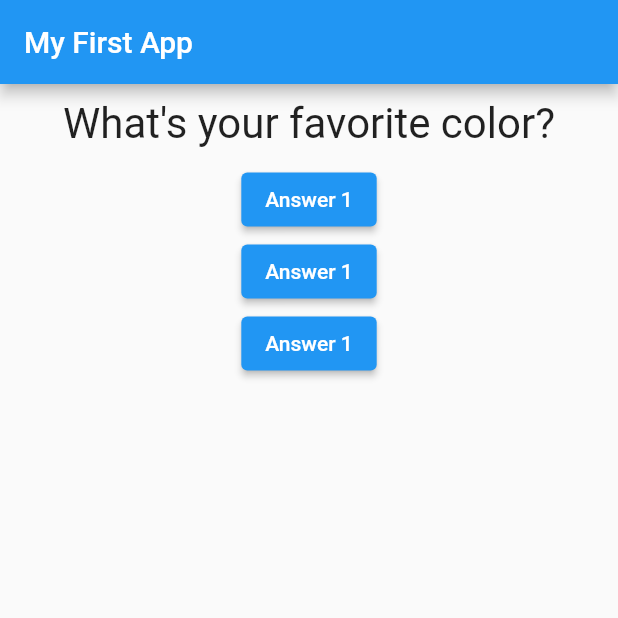
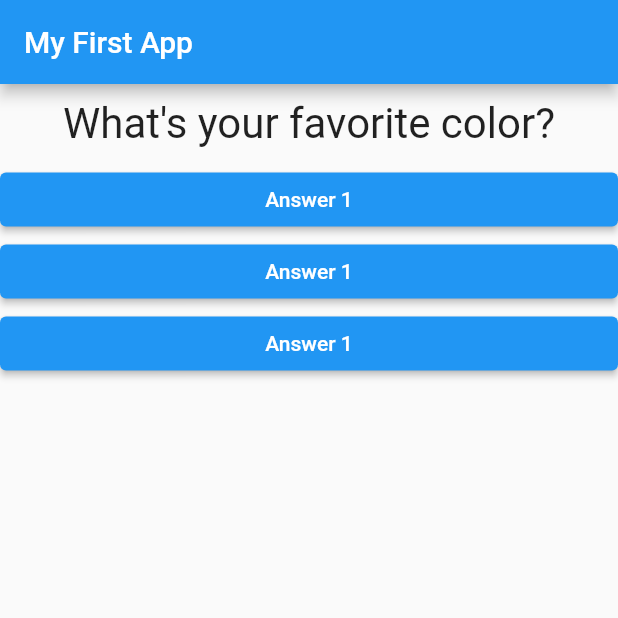
Before and after one commit to zakdim/flutter_complete_guide, a Flutter app: the screen it shows after launch, on a phone screen of 412 x 824 dp, the top half of it. Run offline on Flutter 3.47's test engine with Material 2 defaults, Android fonts, the phone set to English and light mode, and no system bars.

```diff
--- /dev/null
+++ b/lib/answer.dart
@@ -0,0 +1,23 @@
+import 'package:flutter/material.dart';
+
+class Answer extends StatelessWidget {
+  final Function selectHandler;
+
+  Answer(this.selectHandler);
+
+  @override
+  Widget build(BuildContext context) {
+    return Container(
+      width: double.infinity,
+      child: ElevatedButton(
+        // ElevatedButton is styled with material by default
+        // style: ButtonStyle(
+        //   backgroundColor: MaterialStateProperty.all(Colors.blue),
+        //   foregroundColor: MaterialStateProperty.all(Colors.white),
+        // ),
+        child: Text('Answer 1'),
+        onPressed: selectHandler,
+      ),
+    );
+  }
+}
--- a/lib/main.dart
+++ b/lib/main.dart
@@ -1,6 +1,7 @@
 import 'package:flutter/material.dart';
 
 import './question.dart';
+import './answer.dart';
 
 // void main() {
 //   runApp(MyApp());
@@ -40,21 +41,9 @@ class _MyAppState extends State<MyApp> {
             Question(
               questions[_questionIndex],
             ),
-            ElevatedButton(
-              child: Text('Answer 1'),
-              onPressed: _answerQuestion,
-            ),
-            ElevatedButton(
-              child: Text('Answer 1'),
-              onPressed: () => print('Answer 2 chosen!'),
-            ),
-            ElevatedButton(
-              child: Text('Answer 1'),
-              onPressed: () {
-                // ...
-                print('Answer 3 chosen!');
-              },
-            ),
+            Answer(_answerQuestion),
+            Answer(_answerQuestion),
+            Answer(_answerQuestion),
           ],
         ),
       ),
```
